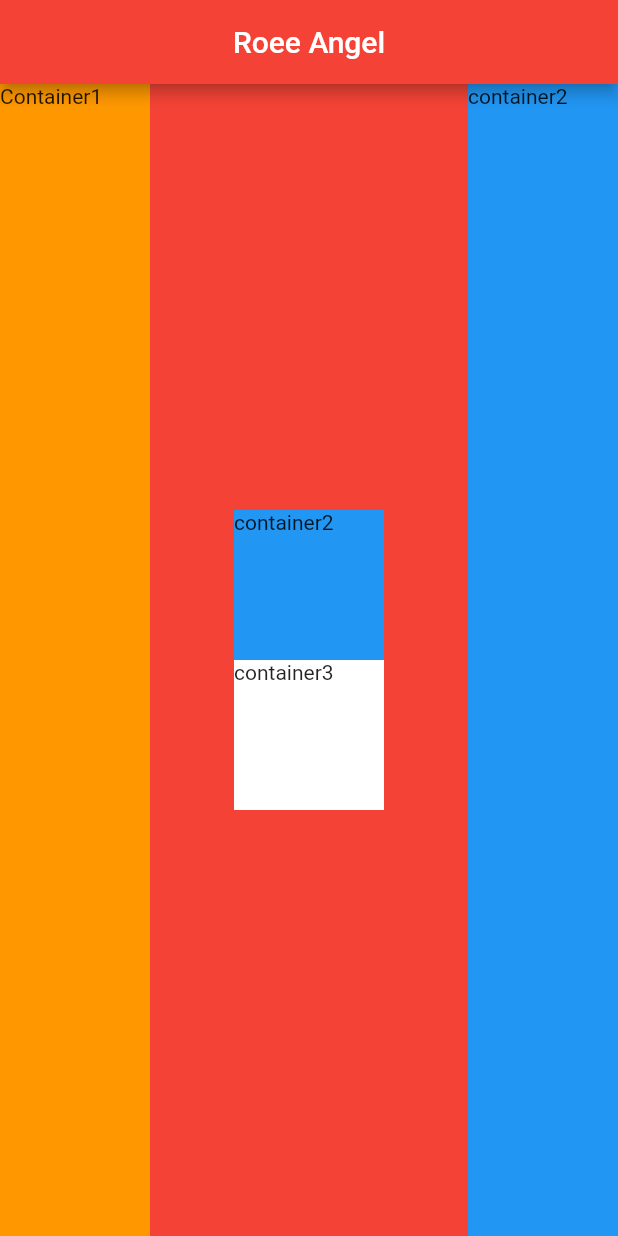
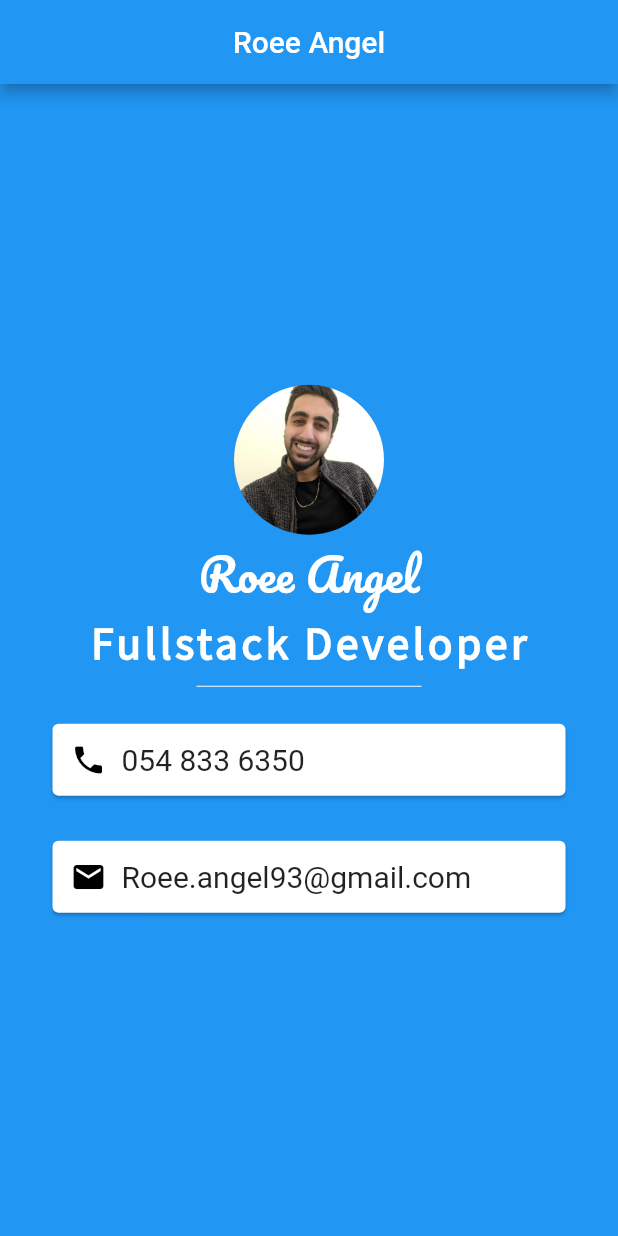
Before and after one commit to roee030/MyCardApp-Flutter, a Flutter app: the screen it shows after launch, on a phone screen of 412 x 824 dp. Run offline on Flutter 3.47's test engine with Material 2 defaults, Android fonts, the phone set to English and light mode, and no system bars.

Commit message:
add phone number and email

```diff
--- a/lib/main.dart
+++ b/lib/main.dart
@@ -12,42 +12,85 @@ class MyApp extends StatelessWidget {
     return MaterialApp(
       home: Scaffold(
         appBar: AppBar(
-          backgroundColor: Colors.red[500],
+          backgroundColor: Colors.blue[500],
           title: Center(child: Text('Roee Angel')),
         ),
-        backgroundColor: Colors.red,
-        body: Row(
-          mainAxisAlignment: MainAxisAlignment.spaceBetween,
+        backgroundColor: Colors.blue,
+        body: Column(
+          mainAxisAlignment: MainAxisAlignment.center,
           children: <Widget>[
-            Container(
-              child: Text('Container1'),
-              color: Colors.orange,
-              height: double.infinity,
-              width: 100.0,
+            CircleAvatar(
+              radius: 50.0,
+              backgroundImage: AssetImage('images/user_photo.jpg'),
             ),
-            Column(
-              mainAxisAlignment: MainAxisAlignment.center,
-              children: <Widget>[
-                Container(
-                  width: 100.0,
-                  height: 100.0,
-                  color: Colors.blue,
-                  child: Text('container2'),
+            Text('Roee Angel',
+                style: TextStyle(
+                    fontFamily: 'Pacifico',
+                    fontSize: 30.0,
+                    color: Colors.white)),
+            Text('Fullstack Developer',
+                style: TextStyle(
+                    fontFamily: 'Source Sans Pro',
+                    fontSize: 30.0,
+                    color: Colors.white,
+                    fontWeight: FontWeight.bold,
+                    letterSpacing: 2.5)),
+            SizedBox(
+              height: 20.0,
+              width: 150.0,
+              child: Divider(
+                height: 20,
+                color: Colors.white,
+              ),
+            ),
+            Card(
+              color: Colors.white,
+              margin: EdgeInsets.symmetric(horizontal: 35.0, vertical: 15.0),
+              child: Padding(
+                padding: EdgeInsets.all(12.0),
+                child: Row(
+                  children: <Widget>[
+                    Icon(
+                      Icons.phone,
+                      color: Colors.black,
+                    ),
+                    SizedBox(
+                      width: 10.0,
+                    ),
+                    Text(
+                      '054 833 6350',
+                      style: TextStyle(
+                        fontSize: 20.0,
+                      ),
+                    ),
+                  ],
                 ),
-                Container(
-                  width: 100.0,
-                  height: 100.0,
-                  color: Colors.white,
-                  child: Text('container3'),
+              ),
+            ),
+            Card(
+              color: Colors.white,
+              margin: EdgeInsets.symmetric(horizontal: 35.0, vertical: 15.0),
+              child: Padding(
+                padding: const EdgeInsets.all(12.0),
+                child: Row(
+                  children: <Widget>[
+                    Icon(
+                      Icons.email,
+                      color: Colors.black,
+                    ),
+                    SizedBox(
+                      width: 10.0,
+                    ),
+                    Text(
+                      'Roee.angel93@gmail.com',
+                      style: TextStyle(
+                        fontSize: 20.0,
+                      ),
+                    ),
+                  ],
                 ),
-              ],
-            ),
-            Container(
-              width: 100.0,
-              height: double.infinity,
-              color: Colors.blue,
-              child: Text('container2'),
-            ),
+              ),
+            )
           ],
         ),
       ),
```
Also changed, not shown: pubspec.yaml (+9 -0 lines), fonts/Pacifico-Regular.ttf (added), fonts/SourceSansPro-Regular.ttf (added), images/user_photo.jpg (added).
